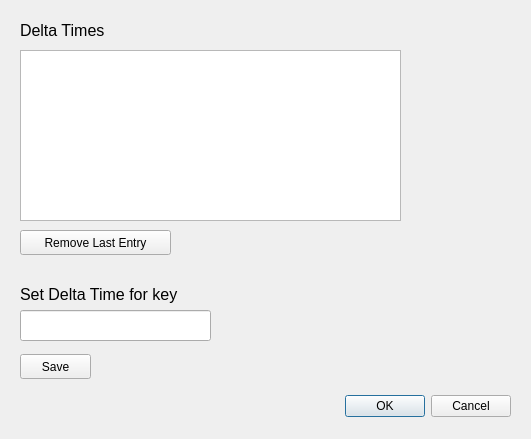
The window that apps/OpenSpace/ext/launcher/src/deltatimes.ui (OpenSpace/OpenSpace) describes before a commit, drawn with Qt 5.
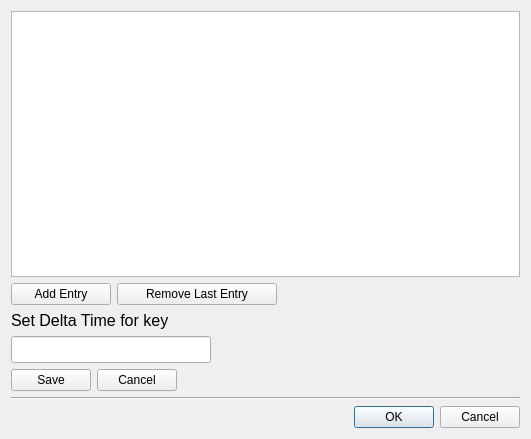
The same window after the commit.

Commit message: Implementing multiple changes to layouts and features based on feedback

Patch:
```diff
--- a/apps/OpenSpace/ext/launcher/src/deltatimes.ui
+++ b/apps/OpenSpace/ext/launcher/src/deltatimes.ui
@@ -10,124 +10,208 @@
     <height>439</height>
    </rect>
   </property>
+  <property name="minimumSize">
+   <size>
+    <width>350</width>
+    <height>300</height>
+   </size>
+  </property>
+  <property name="maximumSize">
+   <size>
+    <width>550</width>
+    <height>800</height>
+   </size>
+  </property>
   <property name="windowTitle">
    <string>Delta Time Steps</string>
   </property>
-  <widget class="QDialogButtonBox" name="buttonBox">
-   <property name="geometry">
-    <rect>
-     <x>170</x>
-     <y>390</y>
-     <width>341</width>
-     <height>32</height>
-    </rect>
-   </property>
-   <property name="orientation">
-    <enum>Qt::Horizontal</enum>
-   </property>
-   <property name="standardButtons">
-    <set>QDialogButtonBox::Cancel|QDialogButtonBox::Ok</set>
-   </property>
-  </widget>
-  <widget class="QLabel" name="label_module">
-   <property name="geometry">
-    <rect>
-     <x>20</x>
-     <y>20</y>
-     <width>141</width>
-     <height>20</height>
-    </rect>
-   </property>
-   <property name="font">
-    <font>
-     <family>Arial</family>
-     <pointsize>12</pointsize>
-    </font>
-   </property>
-   <property name="text">
-    <string>Delta Times</string>
-   </property>
-  </widget>
-  <widget class="QListWidget" name="listWidget">
-   <property name="geometry">
-    <rect>
-     <x>20</x>
-     <y>50</y>
-     <width>381</width>
-     <height>171</height>
-    </rect>
-   </property>
-   <property name="autoScroll">
-    <bool>true</bool>
-   </property>
-   <property name="layoutMode">
-    <enum>QListView::SinglePass</enum>
-   </property>
-  </widget>
-  <widget class="QLabel" name="label_adjust">
-   <property name="geometry">
-    <rect>
-     <x>20</x>
-     <y>284</y>
-     <width>421</width>
-     <height>20</height>
-    </rect>
-   </property>
-   <property name="font">
-    <font>
-     <family>Arial</family>
-     <pointsize>12</pointsize>
-    </font>
-   </property>
-   <property name="text">
-    <string>Set Delta Time for key</string>
-   </property>
-  </widget>
-  <widget class="QPushButton" name="button_save">
-   <property name="geometry">
-    <rect>
-     <x>20</x>
-     <y>354</y>
-     <width>71</width>
-     <height>25</height>
-    </rect>
-   </property>
-   <property name="text">
-    <string>Save</string>
-   </property>
-  </widget>
-  <widget class="QPushButton" name="button_remove">
-   <property name="geometry">
-    <rect>
-     <x>20</x>
-     <y>230</y>
-     <width>151</width>
-     <height>25</height>
-    </rect>
-   </property>
-   <property name="text">
-    <string>Remove Last Entry</string>
-   </property>
-  </widget>
-  <widget class="QLineEdit" name="line_seconds">
-   <property name="geometry">
-    <rect>
-     <x>20</x>
-     <y>310</y>
-     <width>191</width>
-     <height>31</height>
-    </rect>
-   </property>
-   <property name="font">
-    <font>
-     <family>Arial</family>
-     <pointsize>12</pointsize>
-    </font>
-   </property>
-   <property name="toolTip">
-    <string>&lt;html&gt;&lt;head/&gt;&lt;body&gt;&lt;p&gt;Enter number of simulated seconds to elapse per actual second for the particular delta time&lt;/p&gt;&lt;/body&gt;&lt;/html&gt;</string>
-   </property>
-  </widget>
+  <layout class="QVBoxLayout" name="verticalLayout">
+   <item>
+    <widget class="QListWidget" name="listWidget">
+     <property name="autoScroll">
+      <bool>true</bool>
+     </property>
+     <property name="layoutMode">
+      <enum>QListView::SinglePass</enum>
+     </property>
+    </widget>
+   </item>
+   <item>
+    <layout class="QHBoxLayout" name="horizontalLayout">
+     <item>
+      <widget class="QPushButton" name="button_add">
+       <property name="minimumSize">
+        <size>
+         <width>100</width>
+         <height>0</height>
+        </size>
+       </property>
+       <property name="maximumSize">
+        <size>
+         <width>120</width>
+         <height>16777215</height>
+        </size>
+       </property>
+       <property name="text">
+        <string>Add Entry</string>
+       </property>
+      </widget>
+     </item>
+     <item>
+      <widget class="QPushButton" name="button_remove">
+       <property name="minimumSize">
+        <size>
+         <width>160</width>
+         <height>0</height>
+        </size>
+       </property>
+       <property name="maximumSize">
+        <size>
+         <width>180</width>
+         <height>16777215</height>
+        </size>
+       </property>
+       <property name="font">
+        <font>
+         <family>Arial</family>
+        </font>
+       </property>
+       <property name="text">
+        <string>Remove Last Entry</string>
+       </property>
+      </widget>
+     </item>
+     <item>
+      <spacer name="horizontalSpacer_2">
+       <property name="orientation">
+        <enum>Qt::Horizontal</enum>
+       </property>
+       <property name="sizeHint" stdset="0">
+        <size>
+         <width>40</width>
+         <height>20</height>
+        </size>
+       </property>
+      </spacer>
+     </item>
+    </layout>
+   </item>
+   <item>
+    <widget class="QLabel" name="label_adjust">
+     <property name="maximumSize">
+      <size>
+       <width>250</width>
+       <height>16777215</height>
+      </size>
+     </property>
+     <property name="font">
+      <font>
+       <family>Arial</family>
+       <pointsize>12</pointsize>
+      </font>
+     </property>
+     <property name="text">
+      <string>Set Delta Time for key</string>
+     </property>
+    </widget>
+   </item>
+   <item>
+    <widget class="QLineEdit" name="line_seconds">
+     <property name="maximumSize">
+      <size>
+       <width>200</width>
+       <height>16777215</height>
+      </size>
+     </property>
+     <property name="font">
+      <font>
+       <family>Arial</family>
+       <pointsize>12</pointsize>
+      </font>
+     </property>
+     <property name="toolTip">
+      <string>&lt;html&gt;&lt;head/&gt;&lt;body&gt;&lt;p&gt;Enter number of simulated seconds to elapse per actual second for the particular delta time&lt;/p&gt;&lt;/body&gt;&lt;/html&gt;</string>
+     </property>
+    </widget>
+   </item>
+   <item>
+    <layout class="QHBoxLayout" name="horizontalLayout_2">
+     <item>
+      <widget class="QPushButton" name="button_save">
+       <property name="minimumSize">
+        <size>
+         <width>80</width>
+         <height>0</height>
+        </size>
+       </property>
+       <property name="maximumSize">
+        <size>
+         <width>120</width>
+         <height>16777215</height>
+        </size>
+       </property>
+       <property name="font">
+        <font>
+         <family>Arial</family>
+        </font>
+       </property>
+       <property name="text">
+        <string>Save</string>
+       </property>
+      </widget>
+     </item>
+     <item>
+      <widget class="QPushButton" name="button_cancel">
+       <property name="minimumSize">
+        <size>
+         <width>80</width>
+         <height>0</height>
+        </size>
+       </property>
+       <property name="maximumSize">
+        <size>
+         <width>120</width>
+         <height>16777215</height>
+        </size>
+       </property>
+       <property name="text">
+        <string>Cancel</string>
+       </property>
+      </widget>
+     </item>
+     <item>
+      <spacer name="horizontalSpacer">
+       <property name="orientation">
+        <enum>Qt::Horizontal</enum>
+       </property>
+       <property name="sizeHint" stdset="0">
+        <size>
+         <width>40</width>
+         <height>20</height>
+        </size>
+       </property>
+      </spacer>
+     </item>
+    </layout>
+   </item>
+   <item>
+    <widget class="Line" name="line">
+     <property name="orientation">
+      <enum>Qt::Horizontal</enum>
+     </property>
+    </widget>
+   </item>
+   <item>
+    <widget class="QDialogButtonBox" name="buttonBox">
+     <property name="orientation">
+      <enum>Qt::Horizontal</enum>
+     </property>
+     <property name="standardButtons">
+      <set>QDialogButtonBox::Cancel|QDialogButtonBox::Ok</set>
+     </property>
+    </widget>
+   </item>
+  </layout>
  </widget>
  <resources/>
  <connections>
```
The commit also changes 33 other files.
